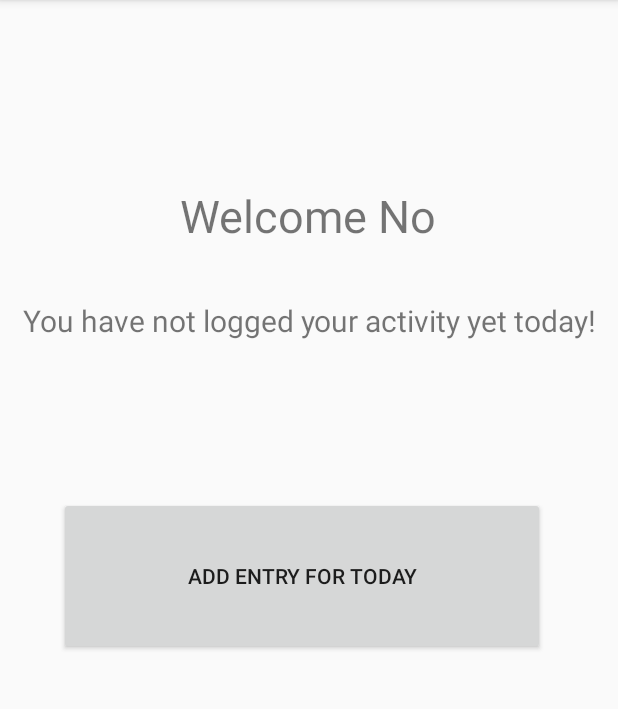
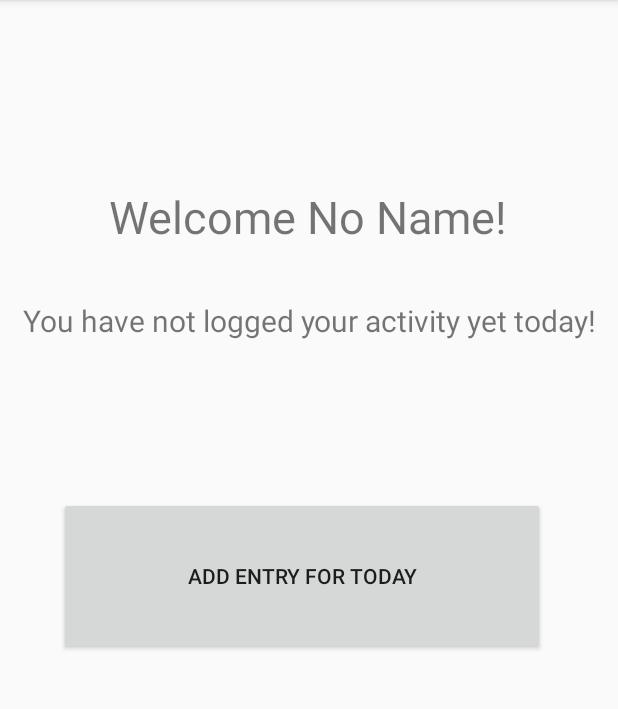
Before and after one commit to byniel/CMSC436Group9DailyJournalApp, an Android app: the fragment HomeFragment shown on its own in the app's theme, on a phone screen of 412 x 824 dp, the part 84-793 px from its top. Run offline under Robolectric (Android 15) with nearby library versions, the phone set to English and light mode, and no system bars.

Commit message:
minor change

```diff
--- a/DailyJournalGroup9/app/src/main/java/com/example/dailyjournalgroup9/ui/home/HomeFragment.kt
+++ b/DailyJournalGroup9/app/src/main/java/com/example/dailyjournalgroup9/ui/home/HomeFragment.kt
@@ -42,9 +42,9 @@ class HomeFragment : Fragment() {
 
         val sharedPreferences = activity?.getSharedPreferences("sharedPrefs", Context.MODE_PRIVATE)
 
-        val name = sharedPreferences?.getString("USER_NAME", "No Name")
-
-        textView.text = "Welcome $name!"
+        val name = sharedPreferences?.getString("USER_NAME", "No Name").toString()
+        Log.i("TAG", name);
+        textView.text = "Welcome " + name + "!"
 
         val log_button = root.findViewById<Button>(R.id.logging_button)
         val welcome_text = root.findViewById<TextView>(R.id.welcome_text)
--- a/DailyJournalGroup9/app/src/main/res/layout/fragment_home.xml
+++ b/DailyJournalGroup9/app/src/main/res/layout/fragment_home.xml
@@ -32,11 +32,10 @@
 
     <TextView
         android:id="@+id/user_name"
-        android:layout_width="212dp"
-        android:layout_height="37dp"
+        android:layout_width="387dp"
+        android:layout_height="35dp"
         android:textAlignment="center"
         android:textSize="30sp"
-        android:text="Danny"
         app:layout_constraintBottom_toBottomOf="parent"
         app:layout_constraintEnd_toEndOf="parent"
         app:layout_constraintHorizontal_bias="0.497"
```
